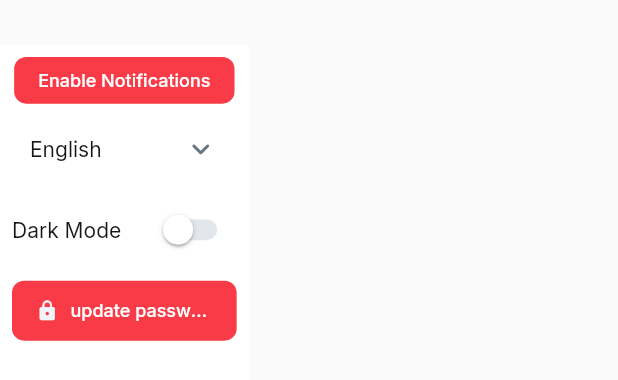
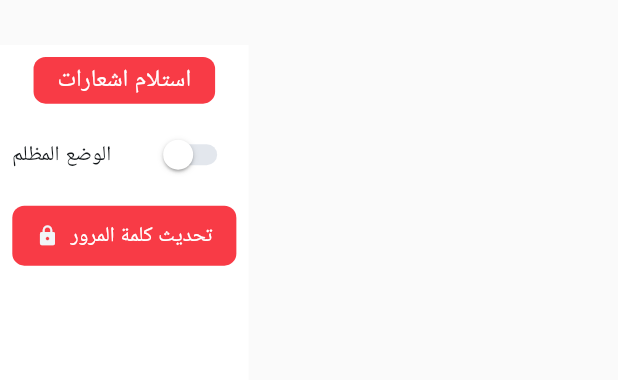
Before and after one commit to ammar180/Moqred, a Flutter app: the DrawerWidget widget shown alone on an empty page, opened directly, on a phone screen of 412 x 824 dp. Shown: the top 380 px of the screen. Run offline on Flutter 3.47's test engine with Material 3 defaults, Android fonts, the phone set to English and light mode, and no system bars; drawn by our look-alikes of auto_size_text, dropdown_button2; our stand-ins replace badges, cached_network_image, data_table_2, device_info_plus, equatable, firebase_core and 10 more; missing offline and left inert: json_path, mime_type; accounts and stored records are empty; statements that could not run were skipped.

Commit message:
fix: building issues

```diff
--- a/lib/components/drawer/drawer_widget.dart
+++ b/lib/components/drawer/drawer_widget.dart
@@ -1,10 +1,7 @@
-import '/flutter_flow/flutter_flow_drop_down.dart';
 import '/flutter_flow/flutter_flow_theme.dart';
 import '/flutter_flow/flutter_flow_util.dart';
 import '/flutter_flow/flutter_flow_widgets.dart';
-import '/flutter_flow/form_field_controller.dart';
 import 'package:flutter/material.dart';
-import 'package:flutter/services.dart';
 import 'package:google_fonts/google_fonts.dart';
 import 'drawer_model.dart';
 export 'drawer_model.dart';
@@ -59,9 +56,7 @@ class _DrawerWidgetState extends State<DrawerWidget> {
                 onPressed: () async {
                   safeSetState(() {});
                 },
-                text: FFLocalizations.of(context).getText(
-                  '7o37k0v5' /* استلام اشعارات */,
-                ),
+                text: "استلام اشعارات",
                 options: FFButtonOptions(
                   height: 31.09,
                   padding: EdgeInsetsDirectional.fromSTEB(16.0, 0.0, 16.0, 0.0),
@@ -87,74 +82,12 @@ class _DrawerWidgetState extends State<DrawerWidget> {
                   borderRadius: BorderRadius.circular(8.0),
                 ),
               ),
-              FlutterFlowDropDown<String>(
-                controller: _model.dropDownLanguageValueController ??=
-                    FormFieldController<String>(
-                  _model.dropDownLanguageValue ??= valueOrDefault<String>(
-                    FFLocalizations.of(context).languageCode,
-                    'ar',
-                  ),
-                ),
-                options: List<String>.from(['ar', 'en']),
-                optionLabels: [
-                  FFLocalizations.of(context).getText(
-                    '9weh2cno' /* العربية */,
-                  ),
-                  FFLocalizations.of(context).getText(
-                    '9mfw75bt' /* الانجليزية */,
-                  )
-                ],
-                onChanged: (val) async {
-                  safeSetState(() => _model.dropDownLanguageValue = val);
-                  setAppLanguage(
-                      context,
-                      valueOrDefault<String>(
-                        _model.dropDownLanguageValue,
-                        'ar',
-                      ));
-                },
-                width: 200.0,
-                height: 40.0,
-                textStyle: FlutterFlowTheme.of(context).bodyLarge.override(
-                      font: GoogleFonts.inter(
-                        fontWeight:
-                            FlutterFlowTheme.of(context).bodyLarge.fontWeight,
-                        fontStyle:
-                            FlutterFlowTheme.of(context).bodyLarge.fontStyle,
-                      ),
-                      letterSpacing: 0.0,
-                      fontWeight:
-                          FlutterFlowTheme.of(context).bodyLarge.fontWeight,
-                      fontStyle:
-                          FlutterFlowTheme.of(context).bodyLarge.fontStyle,
-                    ),
-                hintText: FFLocalizations.of(context).getText(
-                  'j6sjpwu5' /* اختر اللغة... */,
-                ),
-                icon: Icon(
-                  Icons.keyboard_arrow_down_rounded,
-                  color: FlutterFlowTheme.of(context).secondaryText,
-                  size: 24.0,
-                ),
-                fillColor: FlutterFlowTheme.of(context).secondaryBackground,
-                elevation: 2.0,
-                borderColor: Colors.transparent,
-                borderWidth: 0.0,
-                borderRadius: 8.0,
-                margin: EdgeInsetsDirectional.fromSTEB(12.0, 0.0, 12.0, 0.0),
-                hidesUnderline: true,
-                isOverButton: false,
-                isSearchable: false,
-                isMultiSelect: false,
-              ),
               Row(
                 mainAxisSize: MainAxisSize.max,
                 mainAxisAlignment: MainAxisAlignment.spaceBetween,
                 children: [
                   Text(
-                    FFLocalizations.of(context).getText(
-                      'q6xqdami' /* الوضع المظلم */,
-                    ),
+                    "الوضع المظلم",
                     style: FlutterFlowTheme.of(context).bodyLarge.override(
                           font: GoogleFonts.inter(
                             fontWeight: FlutterFlowTheme.of(context)
@@ -202,9 +135,7 @@ class _DrawerWidgetState extends State<DrawerWidget> {
               ),
               FFButtonWidget(
                 onPressed: () async {},
-                text: FFLocalizations.of(context).getText(
-                  '9f8uy4uc' /* تحديث كلمة المرور */,
-                ),
+                text: "تحديث كلمة المرور",
                 icon: Icon(
                   Icons.lock,
                   color: FlutterFlowTheme.of(context).primaryBackground,
```
Also changed, not shown: 10 other files.
